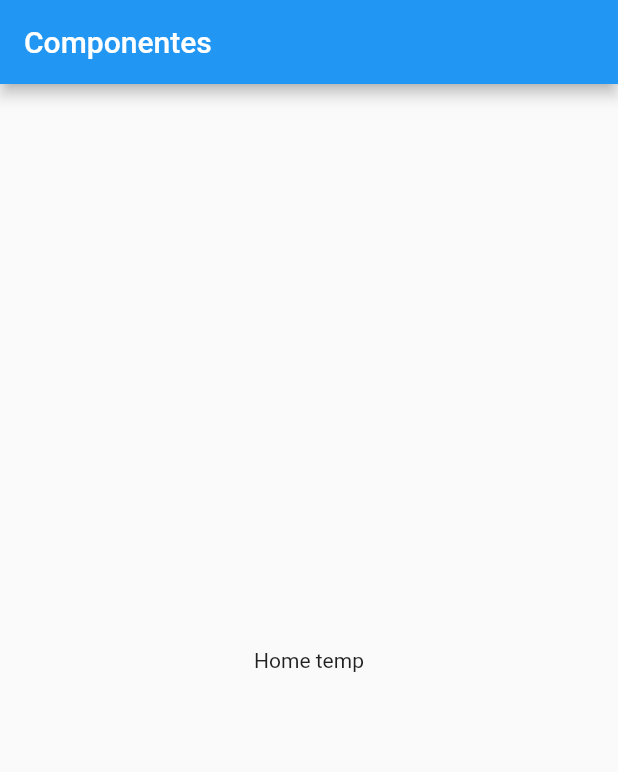
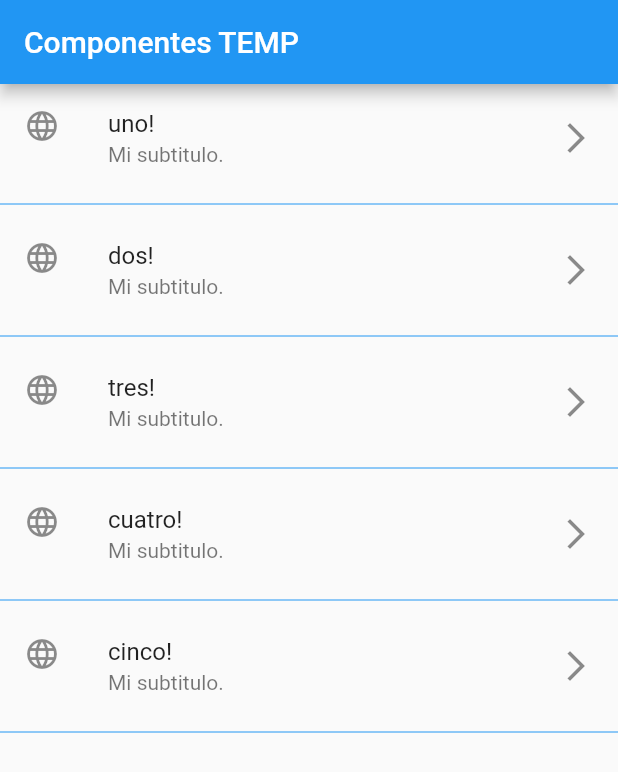
Before and after one commit to Asalmerontkd/FlutterComponents, a Flutter app: the screen it shows after launch, on a phone screen of 412 x 824 dp. Shown: the top 772 px of the screen. Run offline on Flutter 3.47's test engine with Material 2 defaults, Android fonts, the phone set to English and light mode, and no system bars.

Commit message:
List y ListTile

```diff
--- a/lib/main.dart
+++ b/lib/main.dart
@@ -10,12 +10,7 @@ class MyApp extends StatelessWidget {
     return MaterialApp(
       title: 'Componentes APP.',
       debugShowCheckedModeBanner: false,
-      home: Scaffold(
-        appBar: AppBar(
-          title: Text('Componentes'),
-        ),
-        body: HomePageTemp()
-      ),
+      home: HomePageTemp()
     );
   }
 }
--- a/lib/src/home_temp.dart
+++ b/lib/src/home_temp.dart
@@ -1,11 +1,45 @@
 import 'package:flutter/material.dart';
 
 class HomePageTemp extends StatelessWidget {
+  final opciones = ['uno', 'dos', 'tres', 'cuatro', 'cinco'];
 
   @override
   Widget build(BuildContext context) {
-    return Center(
-      child: Text('Home temp'),
+    return Scaffold(
+      appBar: AppBar(
+        title: Text('Componentes TEMP'),
+      ),
+      body: ListView(children: _crearItemsCorto()),
     );
   }
+
+  List<Widget> _crearItems() {
+    List<Widget> lista = new List<Widget>();
+
+    for (String opt in opciones) {
+      final tempWidget = ListTile(
+        title: Text(opt),
+      );
+      lista..add(tempWidget)..add(Divider());
+    }
+
+    return lista;
+  }
+
+  List<Widget> _crearItemsCorto() {
+    return opciones.map((item) {
+      return Column(
+        children: <Widget>[
+          ListTile(
+            title: Text(item + '!'),
+            subtitle: Text('Mi subtitulo.'),
+            leading: Icon(Icons.language),
+            trailing: Icon(Icons.arrow_forward_ios),
+            onTap: () {},
+          ),
+          Divider(color: Color(Colors.blue.value),)
+        ],
+      );
+    }).toList();
+  }
 }
```
